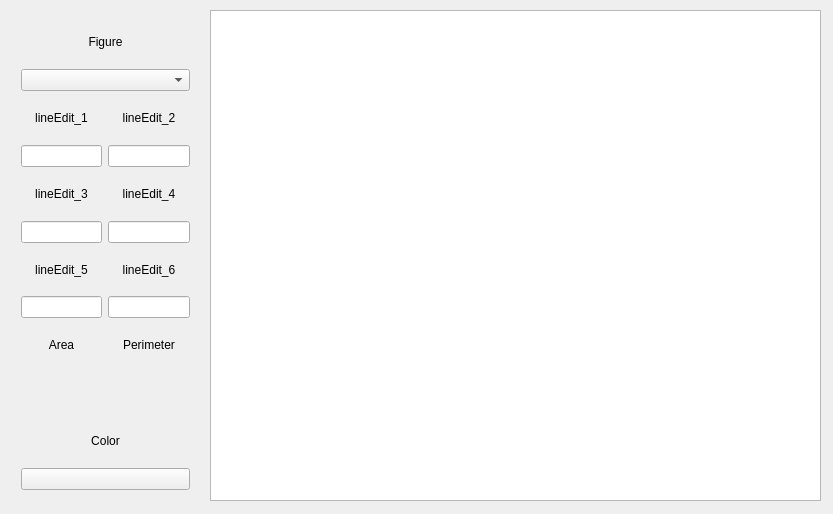
Qt form experiments/training/widget.ui (kudroma/SimpleApplication) before a commit.
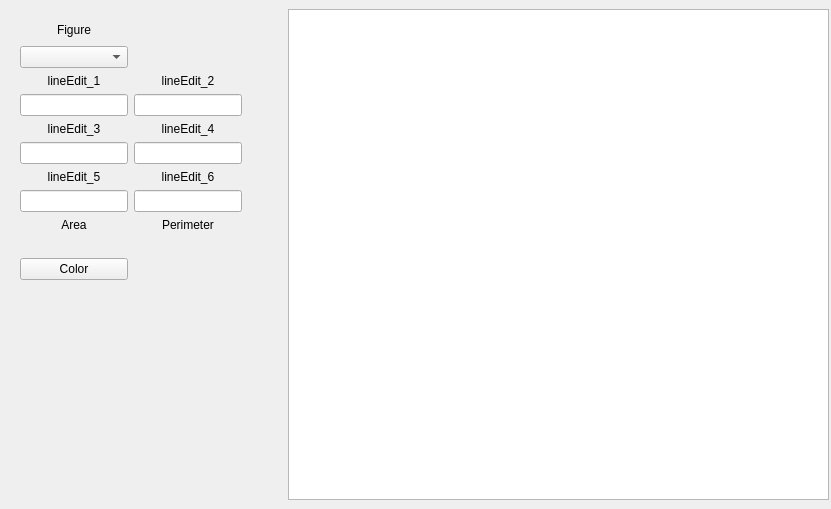
The same form after that commit.

Patch:
```diff
--- a/experiments/training/widget.ui
+++ b/experiments/training/widget.ui
@@ -6,8 +6,8 @@
    <rect>
     <x>0</x>
     <y>0</y>
-    <width>833</width>
-    <height>514</height>
+    <width>831</width>
+    <height>509</height>
    </rect>
   </property>
   <property name="windowTitle">
@@ -16,9 +16,9 @@
   <widget class="QGraphicsView" name="graphicsView">
    <property name="geometry">
     <rect>
-     <x>210</x>
-     <y>10</y>
-     <width>611</width>
+     <x>288</x>
+     <y>9</y>
+     <width>541</width>
      <height>491</height>
     </rect>
    </property>
@@ -26,44 +26,60 @@
   <widget class="QWidget" name="layoutWidget">
    <property name="geometry">
     <rect>
-     <x>10</x>
-     <y>10</y>
-     <width>191</width>
-     <height>491</height>
+     <x>9</x>
+     <y>9</y>
+     <width>274</width>
+     <height>250</height>
     </rect>
    </property>
    <layout class="QGridLayout" name="gridLayout">
-    <item row="0" column="0" colspan="2">
-     <widget class="QLabel" name="labelFigure">
+    <property name="sizeConstraint">
+     <enum>QLayout::SetFixedSize</enum>
+    </property>
+    <item row="6" column="1">
+     <widget class="QLabel" name="label_6">
       <property name="text">
-       <string>Figure</string>
+       <string>lineEdit_6</string>
       </property>
       <property name="alignment">
        <set>Qt::AlignCenter</set>
       </property>
      </widget>
     </item>
-    <item row="1" column="0" colspan="2">
-     <widget class="QComboBox" name="comboBoxFigure">
-      <property name="currentText">
-       <string/>
+    <item row="7" column="0">
+     <widget class="QLineEdit" name="lineEdit_5">
+      <property name="sizePolicy">
+       <sizepolicy hsizetype="Fixed" vsizetype="Fixed">
+        <horstretch>0</horstretch>
+        <verstretch>0</verstretch>
+       </sizepolicy>
       </property>
      </widget>
     </item>
-    <item row="2" column="0">
-     <widget class="QLabel" name="label_1">
+    <item row="7" column="1">
+     <widget class="QLineEdit" name="lineEdit_6">
+      <property name="sizePolicy">
+       <sizepolicy hsizetype="Fixed" vsizetype="Fixed">
+        <horstretch>0</horstretch>
+        <verstretch>0</verstretch>
+       </sizepolicy>
+      </property>
+     </widget>
+    </item>
+    <item row="6" column="0">
+     <widget class="QLabel" name="label_5">
       <property name="text">
-       <string>lineEdit_1</string>
+       <string>lineEdit_5</string>
       </property>
       <property name="alignment">
        <set>Qt::AlignCenter</set>
       </property>
      </widget>
     </item>
-    <item row="2" column="1">
-     <widget class="QLabel" name="label_2">
+    <item row="8" column="0">
+     <widget class="QLabel" name="label_Area">
       <property name="text">
-       <string>lineEdit_2</string>
+       <string>Area</string>
       </property>
       <property name="alignment">
        <set>Qt::AlignCenter</set>
@@ -72,6 +88,12 @@
     </item>
     <item row="3" column="0">
      <widget class="QLineEdit" name="lineEdit_1">
+      <property name="sizePolicy">
+       <sizepolicy hsizetype="Fixed" vsizetype="Fixed">
+        <horstretch>0</horstretch>
+        <verstretch>0</verstretch>
+       </sizepolicy>
+      </property>
       <property name="text">
        <string/>
       </property>
@@ -79,6 +101,12 @@
     </item>
     <item row="3" column="1">
      <widget class="QLineEdit" name="lineEdit_2">
+      <property name="sizePolicy">
+       <sizepolicy hsizetype="Fixed" vsizetype="Fixed">
+        <horstretch>0</horstretch>
+        <verstretch>0</verstretch>
+       </sizepolicy>
+      </property>
       <property name="text">
        <string/>
       </property>
@@ -106,52 +134,48 @@
     </item>
     <item row="5" column="0">
      <widget class="QLineEdit" name="lineEdit_3">
+      <property name="sizePolicy">
+       <sizepolicy hsizetype="Fixed" vsizetype="Fixed">
+        <horstretch>0</horstretch>
+        <verstretch>0</verstretch>
+       </sizepolicy>
+      </property>
       <property name="text">
        <string/>
       </property>
      </widget>
     </item>
     <item row="5" column="1">
-     <widget class="QLineEdit" name="lineEdit_4"/>
-    </item>
-    <item row="6" column="0">
-     <widget class="QLabel" name="label_5">
-      <property name="text">
-       <string>lineEdit_5</string>
+     <widget class="QLineEdit" name="lineEdit_4">
+      <property name="sizePolicy">
+       <sizepolicy hsizetype="Fixed" vsizetype="Fixed">
+        <horstretch>0</horstretch>
+        <verstretch>0</verstretch>
+       </sizepolicy>
       </property>
-      <property name="alignment">
-       <set>Qt::AlignCenter</set>
-      </property>
      </widget>
     </item>
-    <item row="6" column="1">
-     <widget class="QLabel" name="label_6">
-      <property name="text">
-       <string>lineEdit_6</string>
+    <item row="10" column="1">
+     <spacer name="horizontalSpacer">
+      <property name="orientation">
+       <enum>Qt::Horizontal</enum>
       </property>
-      <property name="alignment">
-       <set>Qt::AlignCenter</set>
+      <property name="sizeHint" stdset="0">
+       <size>
+        <width>40</width>
+        <height>20</height>
+       </size>
       </property>
-     </widget>
-    </item>
-    <item row="7" column="0">
-     <widget class="QLineEdit" name="lineEdit_5"/>
-    </item>
-    <item row="7" column="1">
-     <widget class="QLineEdit" name="lineEdit_6"/>
-    </item>
-    <item row="8" column="0">
-     <widget class="QLabel" name="label_Area">
-      <property name="text">
-       <string>Area</string>
-      </property>
-      <property name="alignment">
-       <set>Qt::AlignCenter</set>
-      </property>
-     </widget>
+     </spacer>
     </item>
     <item row="8" column="1">
      <widget class="QLabel" name="label_Perimeter">
+      <property name="sizePolicy">
+       <sizepolicy hsizetype="Preferred" vsizetype="Preferred">
+        <horstretch>0</horstretch>
+        <verstretch>0</verstretch>
+       </sizepolicy>
+      </property>
       <property name="text">
        <string>Perimeter</string>
       </property>
@@ -160,6 +184,19 @@
       </property>
      </widget>
     </item>
+    <item row="10" column="0">
+     <widget class="QPushButton" name="pushButtonColor">
+      <property name="sizePolicy">
+       <sizepolicy hsizetype="Minimum" vsizetype="Fixed">
+        <horstretch>0</horstretch>
+        <verstretch>0</verstretch>
+       </sizepolicy>
+      </property>
+      <property name="text">
+       <string>Color</string>
+      </property>
+     </widget>
+    </item>
     <item row="9" column="0">
      <widget class="QLabel" name="label_9">
       <property name="text">
@@ -169,25 +206,83 @@
     </item>
     <item row="9" column="1">
      <widget class="QLabel" name="label_10">
+      <property name="sizePolicy">
+       <sizepolicy hsizetype="Preferred" vsizetype="Preferred">
+        <horstretch>0</horstretch>
+        <verstretch>0</verstretch>
+       </sizepolicy>
+      </property>
       <property name="text">
        <string/>
       </property>
      </widget>
     </item>
-    <item row="10" column="0" colspan="2">
-     <widget class="QLabel" name="labelColor">
+    <item row="0" column="1">
+     <spacer name="horizontalSpacer_3">
+      <property name="orientation">
+       <enum>Qt::Horizontal</enum>
+      </property>
+      <property name="sizeHint" stdset="0">
+       <size>
+        <width>40</width>
+        <height>20</height>
+       </size>
+      </property>
+     </spacer>
+    </item>
+    <item row="1" column="0">
+     <widget class="QComboBox" name="comboBoxFigure">
+      <property name="sizePolicy">
+       <sizepolicy hsizetype="Preferred" vsizetype="Fixed">
+        <horstretch>0</horstretch>
+        <verstretch>0</verstretch>
+       </sizepolicy>
+      </property>
+      <property name="currentText">
+       <string/>
+      </property>
+     </widget>
+    </item>
+    <item row="1" column="1">
+     <spacer name="horizontalSpacer_2">
+      <property name="orientation">
+       <enum>Qt::Horizontal</enum>
+      </property>
+      <property name="sizeHint" stdset="0">
+       <size>
+        <width>40</width>
+        <height>20</height>
+       </size>
+      </property>
+     </spacer>
+    </item>
+    <item row="2" column="0">
+     <widget class="QLabel" name="label_1">
       <property name="text">
-       <string>Color</string>
+       <string>lineEdit_1</string>
       </property>
       <property name="alignment">
        <set>Qt::AlignCenter</set>
       </property>
      </widget>
     </item>
-    <item row="11" column="0" colspan="2">
-     <widget class="QPushButton" name="pushButtonColor">
+    <item row="2" column="1">
+     <widget class="QLabel" name="label_2">
       <property name="text">
-       <string/>
+       <string>lineEdit_2</string>
+      </property>
+      <property name="alignment">
+       <set>Qt::AlignCenter</set>
+      </property>
+     </widget>
+    </item>
+    <item row="0" column="0">
+     <widget class="QLabel" name="labelFigure">
+      <property name="text">
+       <string>Figure</string>
+      </property>
+      <property name="alignment">
+       <set>Qt::AlignCenter</set>
       </property>
      </widget>
     </item>
```
